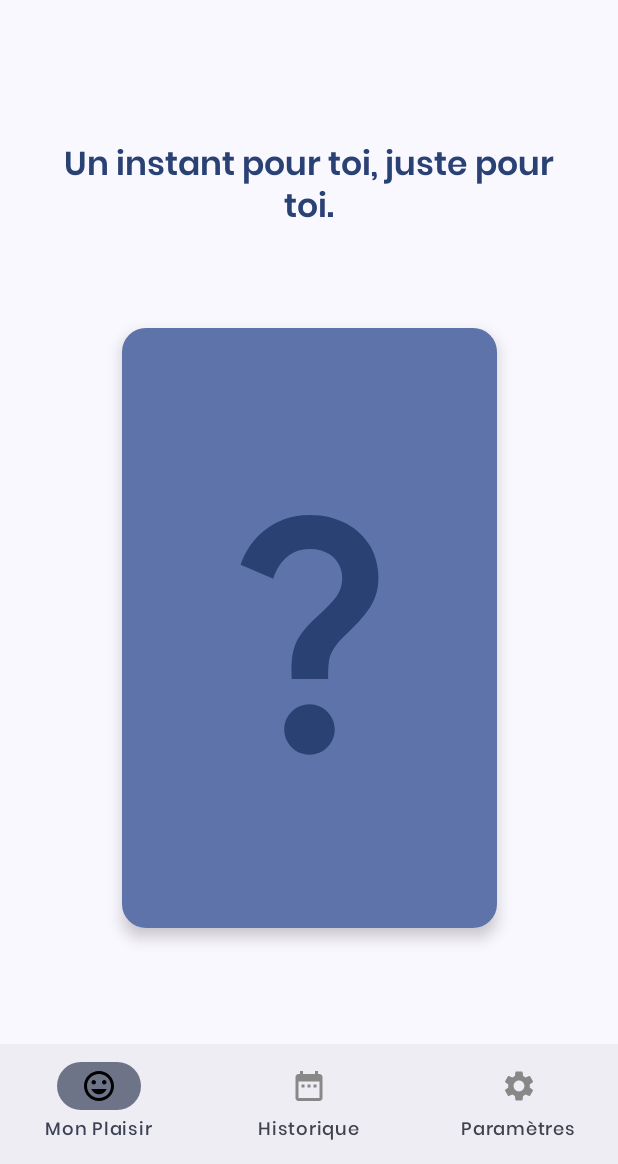
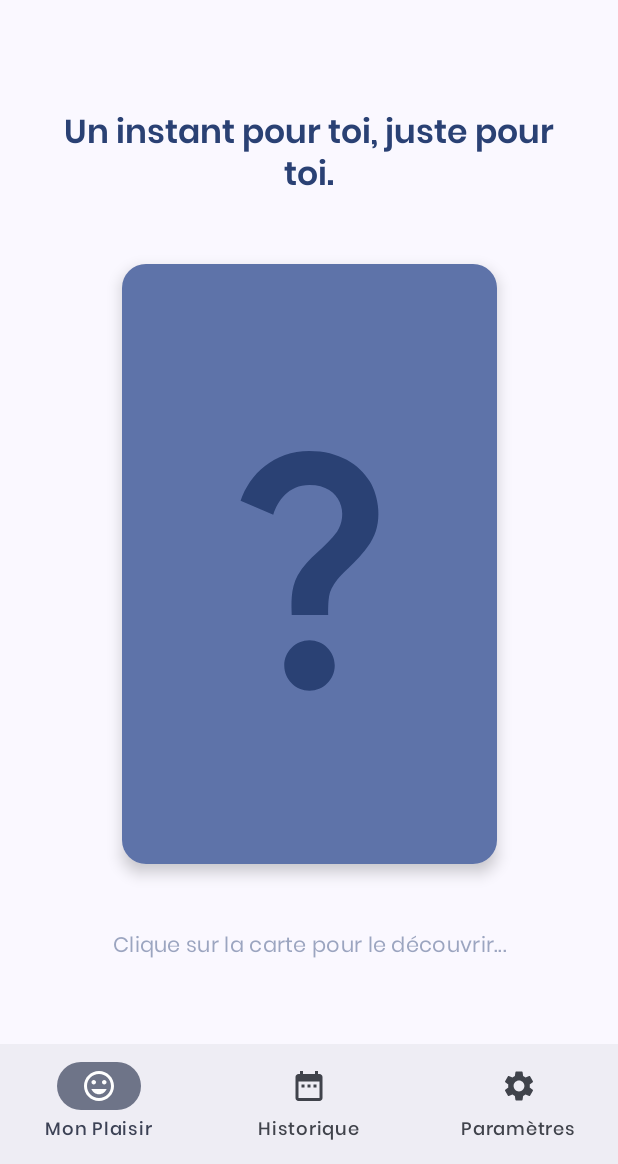
Before and after one commit to xNarCiik/Daily-Joy, an Android app built with Jetpack Compose: the screen it shows after launch (MainActivity), on a phone screen of 412 x 824 dp, the part 72-1236 px from its top. Run offline under Robolectric (Android 15) with nearby library versions, the phone set to English and light mode, and no system bars; our stand-ins replace Dagger/Hilt's generated code; libraries missing offline, so code that uses them is left out: androidx.hilt.lifecycle.

Commit message:
Info Text & fix tint icon nav bar

```diff
--- a/app/src/main/java/com/dms/dailyjoy/ui/component/BottomNavBar.kt
+++ b/app/src/main/java/com/dms/dailyjoy/ui/component/BottomNavBar.kt
@@ -13,7 +13,6 @@ import androidx.compose.runtime.getValue
 import androidx.compose.runtime.mutableIntStateOf
 import androidx.compose.runtime.saveable.rememberSaveable
 import androidx.compose.runtime.setValue
-import androidx.compose.ui.graphics.Color
 import androidx.compose.ui.graphics.vector.ImageVector
 import androidx.compose.ui.res.stringResource
 import androidx.compose.ui.unit.dp
@@ -78,7 +77,6 @@ fun BottomNavBar(navController: NavController) {
                 icon = {
                     Icon(
                         imageVector = tabBarItem.icon,
-                        tint = if (isSelected) Color.Black else Color.Gray,
                         contentDescription = null
                     )
                 },
--- a/app/src/main/java/com/dms/dailyjoy/ui/component/DailyPleasureCard.kt
+++ b/app/src/main/java/com/dms/dailyjoy/ui/component/DailyPleasureCard.kt
@@ -7,14 +7,12 @@ import androidx.compose.foundation.layout.Box
 import androidx.compose.foundation.layout.Column
 import androidx.compose.foundation.layout.Spacer
 import androidx.compose.foundation.layout.fillMaxSize
-import androidx.compose.foundation.layout.fillMaxWidth
 import androidx.compose.foundation.layout.height
 import androidx.compose.foundation.layout.padding
 import androidx.compose.foundation.layout.width
 import androidx.compose.foundation.shape.RoundedCornerShape
 import androidx.compose.material.icons.Icons
 import androidx.compose.material.icons.filled.QuestionMark
-import androidx.compose.material3.Button
 import androidx.compose.material3.Card
 import androidx.compose.material3.CardDefaults
 import androidx.compose.material3.ExperimentalMaterial3Api
@@ -103,6 +101,26 @@ private fun DailyPleasureCardContent(modifier: Modifier = Modifier, pleasure: Pl
             .padding(vertical = 12.dp, horizontal = 24.dp),
         horizontalAlignment = Alignment.CenterHorizontally
     ) {
+        Spacer(Modifier.weight(1f))
+
+        Text(
+            text = pleasure.title,
+            style = MaterialTheme.typography.titleLarge,
+            color = MaterialTheme.colorScheme.primary,
+            textAlign = TextAlign.Center
+        )
+
+        Spacer(Modifier.height(18.dp))
+
+        Text(
+            text = pleasure.description,
+            style = MaterialTheme.typography.bodyLarge,
+            color = MaterialTheme.colorScheme.secondary,
+            textAlign = TextAlign.Center
+        )
+
+        Spacer(Modifier.weight(1f))
+
         Box(
             modifier = Modifier
                 .background(
@@ -119,27 +137,6 @@ private fun DailyPleasureCardContent(modifier: Modifier = Modifier, pleasure: Pl
                 color = MaterialTheme.colorScheme.onPrimary
             )
         }
-
-        Spacer(Modifier.weight(1f))
-
-        Text(
-            text = pleasure.title,
-            style = MaterialTheme.typography.titleLarge,
-            color = MaterialTheme.colorScheme.primary,
-            textAlign = TextAlign.Center
-        )
-
-        Spacer(Modifier.height(12.dp))
-
-        Text(
-            text = pleasure.description,
-            style = MaterialTheme.typography.bodyLarge,
-            color = MaterialTheme.colorScheme.secondary,
-            textAlign = TextAlign.Center
-        )
-
-        Spacer(Modifier.weight(1f))
-
         /*Button(
             modifier = Modifier.fillMaxWidth(),
             shape = RoundedCornerShape(size = 12.dp),
--- a/app/src/main/java/com/dms/dailyjoy/ui/dailypleasure/DailyPleasureScreen.kt
+++ b/app/src/main/java/com/dms/dailyjoy/ui/dailypleasure/DailyPleasureScreen.kt
@@ -52,7 +52,7 @@ private fun DailyPleasureContent(
     dailyPleasure: Pleasure,
     flipCard: () -> Unit
 ) {
-    var showConfettiAnimation by remember { mutableStateOf(false) }
+    var cardIsFlipped by remember { mutableStateOf(false) }
 
     Box(
         modifier = Modifier
@@ -79,10 +79,12 @@ private fun DailyPleasureContent(
                 pleasure = dailyPleasure,
                 durationRotation = rotationCardAnimationDuration,
                 flipCard = flipCard,
-                onCardFlipped = {
-                    showConfettiAnimation = true
-                }
+                onCardFlipped = { cardIsFlipped = true }
             )
+
+            Spacer(Modifier.weight(1f))
+
+            InfoText(cardIsFlipped = cardIsFlipped)
 
             Spacer(Modifier.weight(1f))
         }
@@ -95,11 +97,11 @@ private fun DailyPleasureContent(
         )
         val confettiProgress by animateLottieCompositionAsState(
             composition = confettiComposition,
-            isPlaying = showConfettiAnimation,
+            isPlaying = cardIsFlipped,
             restartOnPlay = false
         )
 
-        if (showConfettiAnimation) {
+        if (cardIsFlipped) {
             LottieAnimation(
                 composition = confettiComposition,
                 progress = { confettiProgress }
--- /dev/null
+++ b/app/src/main/java/com/dms/dailyjoy/ui/dailypleasure/InfoText.kt
@@ -0,0 +1,58 @@
+package com.dms.dailyjoy.ui.dailypleasure
+
+import androidx.compose.animation.core.RepeatMode
+import androidx.compose.animation.core.animateFloat
+import androidx.compose.animation.core.infiniteRepeatable
+import androidx.compose.animation.core.rememberInfiniteTransition
+import androidx.compose.animation.core.tween
+import androidx.compose.foundation.layout.offset
+import androidx.compose.material3.MaterialTheme
+import androidx.compose.material3.Text
+import androidx.compose.runtime.Composable
+import androidx.compose.runtime.getValue
+import androidx.compose.runtime.mutableFloatStateOf
+import androidx.compose.runtime.remember
+import androidx.compose.ui.Modifier
+import androidx.compose.ui.draw.alpha
+import androidx.compose.ui.text.style.TextAlign
+import androidx.compose.ui.unit.dp
+import com.dms.dailyjoy.ui.util.alphaInfoTextAnimationDuration
+import com.dms.dailyjoy.ui.util.xOffsetInfoTextAnimationDuration
+
+@Composable
+fun InfoText(modifier: Modifier = Modifier, cardIsFlipped: Boolean) {
+    val pulseTransition = rememberInfiniteTransition(label = "pulseTransition")
+    val swipeNudgeTransition = rememberInfiniteTransition(label = "swipeNudgeTransition")
+
+    val alpha by if (!cardIsFlipped) pulseTransition.animateFloat(
+        initialValue = 0.75f,
+        targetValue = 0.4f,
+        animationSpec = infiniteRepeatable(
+            animation = tween(durationMillis = alphaInfoTextAnimationDuration),
+            repeatMode = RepeatMode.Reverse
+        ),
+        label = "pulseAlpha"
+    ) else remember { mutableFloatStateOf(1f) }
+
+    val xOffset by if (cardIsFlipped) swipeNudgeTransition.animateFloat(
+        initialValue = 0f,
+        targetValue = 8f,
+        animationSpec = infiniteRepeatable(
+            animation = tween(durationMillis = xOffsetInfoTextAnimationDuration),
+            repeatMode = RepeatMode.Reverse
+        ),
+        label = "swipeNudgeOffset"
+    ) else remember { mutableFloatStateOf(0f) }
+
+    val bottomText =
+        if (cardIsFlipped) "Swipe à droite une fois réalisée :)" else "Clique sur la carte pour le découvrir..."
+    Text(
+        modifier = modifier
+            .alpha(alpha)
+            .offset(x = xOffset.dp),
+        text = bottomText,
+        style = MaterialTheme.typography.bodyMedium,
+        color = MaterialTheme.colorScheme.primary,
+        textAlign = TextAlign.Center
+    )
+}
--- a/app/src/main/java/com/dms/dailyjoy/ui/util/AnimationDuration.kt
+++ b/app/src/main/java/com/dms/dailyjoy/ui/util/AnimationDuration.kt
@@ -3,3 +3,5 @@ package com.dms.dailyjoy.ui.util
 const val fadeInContentAnimationDuration = 2000
 const val navigationAnimationDuration = 900
 const val rotationCardAnimationDuration = 1200
+const val alphaInfoTextAnimationDuration = 800
+const val xOffsetInfoTextAnimationDuration = 800
```
